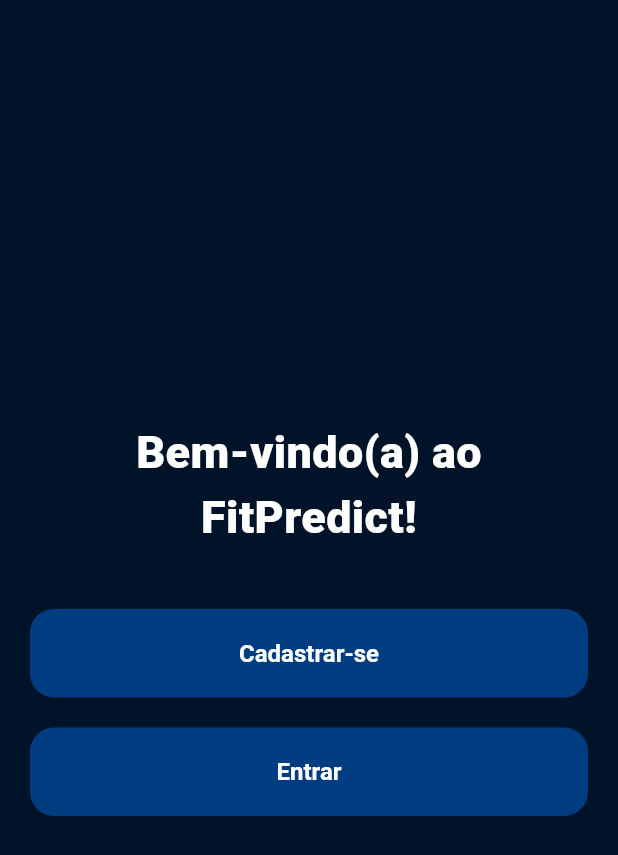
After one commit to StokerBR/fitpredict, a Flutter app: the WelcomePage screen opened directly, on a phone screen of 412 x 824 dp. The commit adds this screen. Shown: the top 855 px of the screen. Run offline on Flutter 3.47's test engine with Material 3 defaults, Android fonts, the phone set to English and light mode, and no system bars; our stand-ins replace another_flushbar, dio, email_validator, hive, hive_flutter, jwt_decoder and 2 more; accounts and stored records are empty.

Commit message:
Página de ínicio

```diff
--- a/app/lib/main.dart
+++ b/app/lib/main.dart
@@ -1,6 +1,5 @@
 import 'package:fitpredict/global_variables.dart';
 import 'package:fitpredict/models/user.dart';
-import 'package:fitpredict/pages/home_page.dart';
 import 'package:fitpredict/pages/main_page.dart';
 import 'package:fitpredict/theme.dart';
 import 'package:flutter/material.dart';
--- a/app/lib/pages/profile_page.dart
+++ b/app/lib/pages/profile_page.dart
@@ -110,7 +110,7 @@
                     ),
                     TextButton(
                       onPressed: () {
-                        AuthService.logout();
+                        AuthService.logout(true);
                         Navigator.pop(context);
                       },
                       child: const Text('Sair'),
--- a/app/lib/pages/register_page.dart
+++ b/app/lib/pages/register_page.dart
@@ -1,5 +1,4 @@
 import 'package:email_validator/email_validator.dart';
-import 'package:fitpredict/enums/gender_enum.dart';
 import 'package:fitpredict/forms/user_form.dart';
 import 'package:fitpredict/functions/run_error_catch.dart';
 import 'package:fitpredict/models/user.dart';
@@ -8,7 +7,6 @@
 import 'package:fitpredict/widgets/input.dart';
 import 'package:fitpredict/widgets/loading.dart';
 import 'package:flutter/material.dart';
-import 'package:hive_flutter/hive_flutter.dart';
 
 class RegisterPage extends StatefulWidget {
   const RegisterPage({super.key});
--- /dev/null
+++ b/app/lib/pages/welcome_page.dart
@@ -0,0 +1,61 @@
+import 'package:fitpredict/pages/login_page.dart';
+import 'package:fitpredict/pages/register_page.dart';
+import 'package:fitpredict/theme.dart';
+import 'package:flutter/material.dart';
+
+class WelcomePage extends StatelessWidget {
+  const WelcomePage({super.key});
+
+  @override
+  Widget build(BuildContext context) {
+    return Scaffold(
+      backgroundColor: AppColors.blue[950],
+      body: Center(
+        child: Padding(
+          padding: const EdgeInsets.all(20),
+          child: Column(
+            mainAxisSize: MainAxisSize.min,
+            children: [
+              const Text(
+                'Bem-vindo(a) ao FitPredict!',
+                style: TextStyle(
+                  color: Colors.white,
+                  fontSize: 30,
+                  fontWeight: FontWeight.w900,
+                ),
+                textAlign: TextAlign.center,
+              ),
+              /* const Expanded(
+                child: SizedBox(height: 20),
+              ), */
+              const SizedBox(height: 40),
+              ElevatedButton(
+                onPressed: () {
+                  Navigator.push(
+                    context,
+                    MaterialPageRoute(
+                      builder: (context) => const RegisterPage(),
+                    ),
+                  );
+                },
+                child: const Text('Cadastrar-se'),
+              ),
+              const SizedBox(height: 20),
+              ElevatedButton(
+                onPressed: () {
+                  Navigator.push(
+                    context,
+                    MaterialPageRoute(
+                      builder: (context) => const LoginPage(),
+                    ),
+                  );
+                },
+                child: const Text('Entrar'),
+              ),
+            ],
+          ),
+        ),
+      ),
+    );
+  }
+}
--- a/app/lib/services/auth_service.dart
+++ b/app/lib/services/auth_service.dart
@@ -118,9 +118,6 @@
     if (clearUser) {
       clearUserLogin();
     }
-    if (redirect) {
-      redirectLogin();
-    }
   }
 
   // Redireciona para a pagina de login
```
Also changed, not shown: app/lib/pages/test_page.dart (+20 -0 lines).
